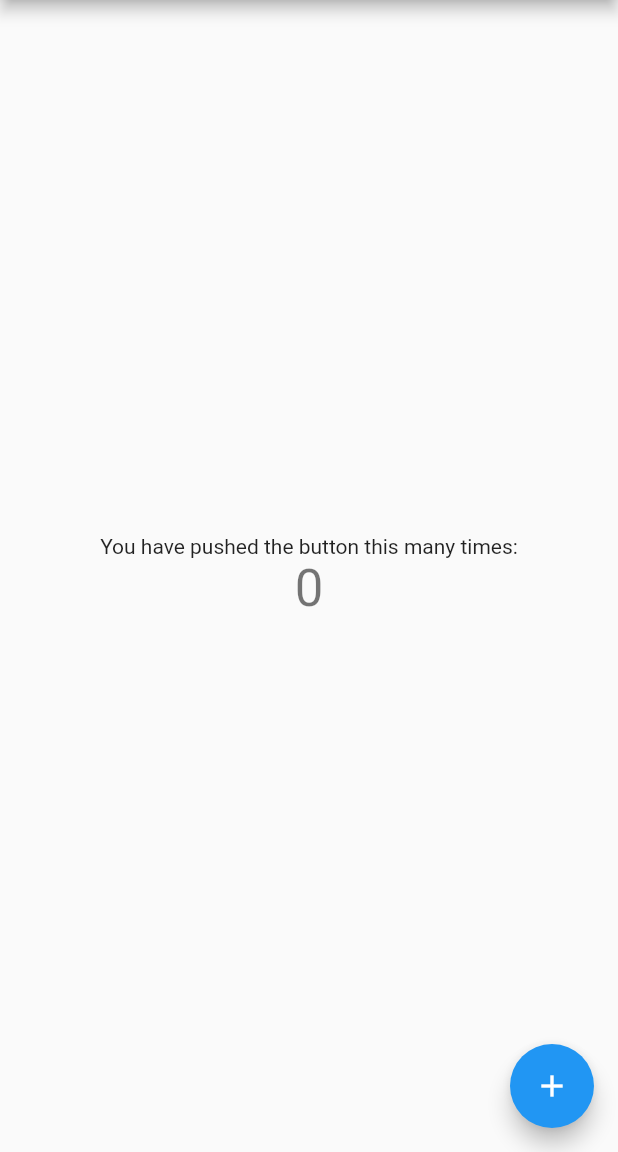
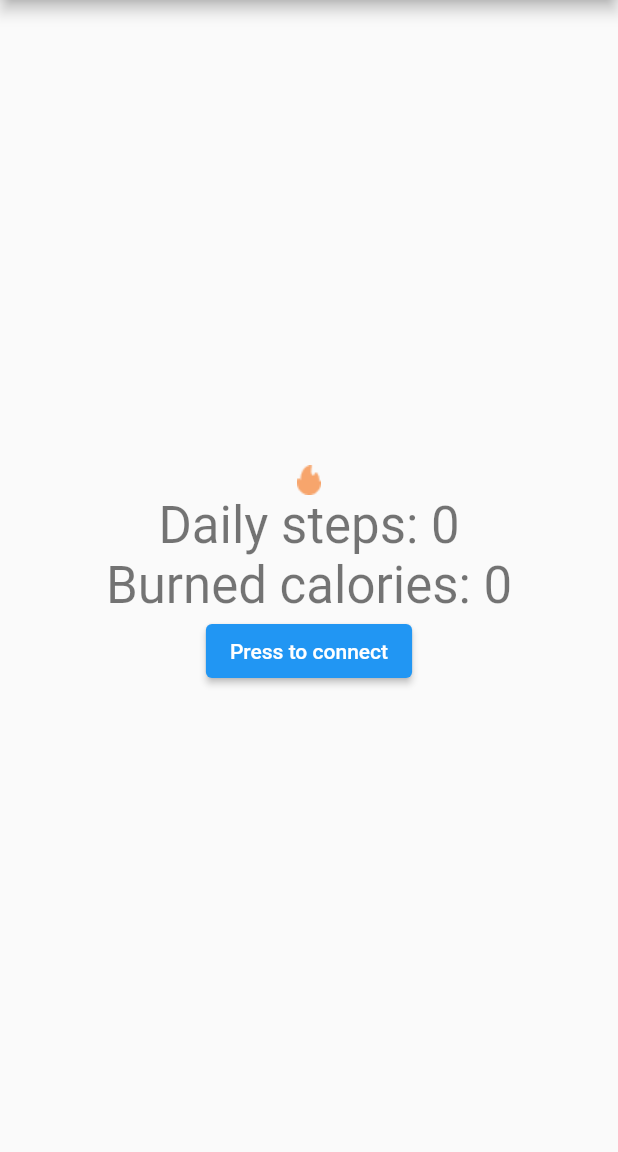
Before and after one commit to davorkomusanac/stepcounter, a Flutter app: the screen it shows after launch, on a phone screen of 412 x 824 dp, the part 84-1236 px from its top. Run offline on Flutter 3.47's test engine with Material 2 defaults, Android fonts, the phone set to English and light mode, and no system bars; our stand-ins replace equatable, flutter_bloc.

Commit message:
basic layout just for easier testing

```diff
--- a/lib/main.dart
+++ b/lib/main.dart
@@ -1,45 +1,45 @@
 import 'package:flutter/material.dart';
+import 'package:flutter/services.dart';
+import 'package:flutter_bloc/flutter_bloc.dart';
+
+import 'application/health_sync/health_sync_bloc.dart';
+import 'constants/images.dart';
+import 'data/health_sync_api.dart';
+import 'repository/health_sync_repository.dart';
 
 void main() {
+  WidgetsFlutterBinding.ensureInitialized();
+  SystemChrome.setPreferredOrientations([
+    DeviceOrientation.portraitUp,
+  ]);
   runApp(const MyApp());
 }
 
 class MyApp extends StatelessWidget {
   const MyApp({super.key});
 
-  // This widget is the root of your application.
   @override
-  Widget build(BuildContext context) {
-    return MaterialApp(
+  Widget build(BuildContext context) => RepositoryProvider<HealthSyncRepository>(
+        create: (_) => HealthSyncRepository(
+          healthSyncApi: HealthSyncApi(),
+        ),
+        child: BlocProvider<HealthSyncBloc>(
+          create: (context) => HealthSyncBloc(
+            healthSyncRepository: context.read<HealthSyncRepository>(),
+          ),
+          child: MaterialApp(
             title: 'Flutter Demo',
             theme: ThemeData(
-        // This is the theme of your application.
-        //
-        // Try running your application with "flutter run". You'll see the
-        // application has a blue toolbar. Then, without quitting the app, try
-        // changing the primarySwatch below to Colors.green and then invoke
-        // "hot reload" (press "r" in the console where you ran "flutter run",
-        // or simply save your changes to "hot reload" in a Flutter IDE).
-        // Notice that the counter didn't reset back to zero; the application
-        // is not restarted.
               primarySwatch: Colors.blue,
             ),
             home: const MyHomePage(title: 'Flutter Demo Home Page'),
+          ),
+        ),
       );
-  }
 }
 
 class MyHomePage extends StatefulWidget {
   const MyHomePage({super.key, required this.title});
-
-  // This widget is the home page of your application. It is stateful, meaning
-  // that it has a State object (defined below) that contains fields that affect
-  // how it looks.
-
-  // This class is the configuration for the state. It holds the values (in this
-  // case the title) provided by the parent (in this case the App widget) and
-  // used by the build method of the State. Fields in a Widget subclass are
-  // always marked "final".
 
   final String title;
 
@@ -48,68 +48,43 @@ class MyHomePage extends StatefulWidget {
 }
 
 class _MyHomePageState extends State<MyHomePage> {
-  int _counter = 0;
-
-  void _incrementCounter() {
-    setState(() {
-      // This call to setState tells the Flutter framework that something has
-      // changed in this State, which causes it to rerun the build method below
-      // so that the display can reflect the updated values. If we changed
-      // _counter without calling setState(), then the build method would not be
-      // called again, and so nothing would appear to happen.
-      _counter++;
-    });
-  }
-
   @override
-  Widget build(BuildContext context) {
-    // This method is rerun every time setState is called, for instance as done
-    // by the _incrementCounter method above.
-    //
-    // The Flutter framework has been optimized to make rerunning build methods
-    // fast, so that you can just rebuild anything that needs updating rather
-    // than having to individually change instances of widgets.
-    return Scaffold(
+  Widget build(BuildContext context) => Scaffold(
         appBar: AppBar(
-        // Here we take the value from the MyHomePage object that was created by
-        // the App.build method, and use it to set our appbar title.
           title: Text(widget.title),
         ),
-      body: Center(
-        // Center is a layout widget. It takes a single child and positions it
-        // in the middle of the parent.
+        body: BlocBuilder<HealthSyncBloc, HealthSyncState>(
+          builder: (context, state) => Center(
             child: Column(
-          // Column is also a layout widget. It takes a list of children and
-          // arranges them vertically. By default, it sizes itself to fit its
-          // children horizontally, and tries to be as tall as its parent.
-          //
-          // Invoke "debug painting" (press "p" in the console, choose the
-          // "Toggle Debug Paint" action from the Flutter Inspector in Android
-          // Studio, or the "Toggle Debug Paint" command in Visual Studio Code)
-          // to see the wireframe for each widget.
-          //
-          // Column has various properties to control how it sizes itself and
-          // how it positions its children. Here we use mainAxisAlignment to
-          // center the children vertically; the main axis here is the vertical
-          // axis because Columns are vertical (the cross axis would be
-          // horizontal).
               mainAxisAlignment: MainAxisAlignment.center,
               children: <Widget>[
-            const Text(
-              'You have pushed the button this many times:',
+                Center(
+                  child: Image.asset(
+                    ImageAssets.flameIcon,
+                  ),
+                ),
+                if (state.status == HealthSyncStatus.error) Text(state.errorMessage),
+                Text(
+                  'Daily steps: ${state.stepsAchievedToday.toString()}',
+                  style: Theme.of(context).textTheme.headlineMedium,
                 ),
                 Text(
-              '$_counter',
+                  'Burned calories: ${state.caloriesBurnedToday.toString()}',
                   style: Theme.of(context).textTheme.headlineMedium,
                 ),
+                ElevatedButton(
+                  onPressed: () {
+                    state.isHealthSynced
+                        ? context.read<HealthSyncBloc>().add(HealthSyncDisconnectRequested())
+                        : context.read<HealthSyncBloc>().add(HealthSyncRequested());
+                  },
+                  child: Text(
+                    state.isHealthSynced ? 'Press to disconnect' : 'Press to connect',
+                  ),
+                )
               ],
             ),
           ),
-      floatingActionButton: FloatingActionButton(
-        onPressed: _incrementCounter,
-        tooltip: 'Increment',
-        child: const Icon(Icons.add),
-      ), // This trailing comma makes auto-formatting nicer for build methods.
+        ),
       );
 }
-}
```
Lines whose indentation alone changed are shown as unchanged.
